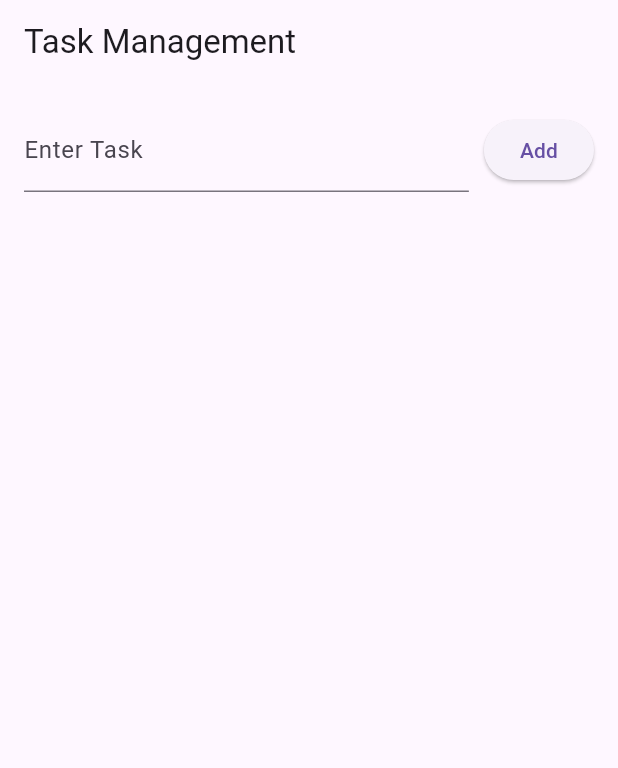
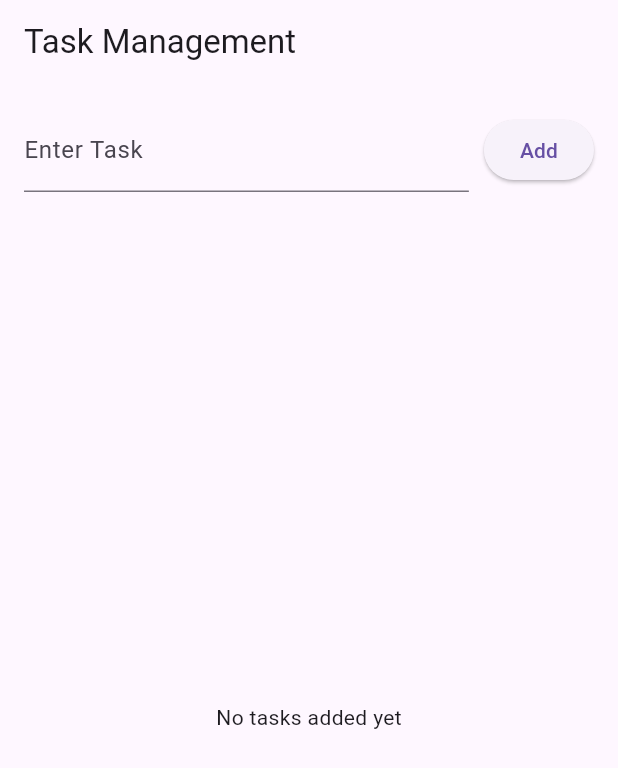
Before and after one commit to SamiAhmed007/task_management_app, a Flutter app: the screen it shows after launch, on a phone screen of 412 x 824 dp. Shown: the top 768 px of the screen. Run offline on Flutter 3.47's test engine with Material 3 defaults, Android fonts, the phone set to English and light mode, and no system bars.

Commit message:
Feature 4: Display task list using ListView.builder

```diff
--- a/lib/main.dart
+++ b/lib/main.dart
@@ -61,7 +61,19 @@ class _TaskListScreenState extends State<TaskListScreen> {
                 ),
               ],
             ),
-            // Placeholder for task list
+            SizedBox(height: 20),
+            Expanded(
+              child: _tasks.isEmpty
+                  ? Center(child: Text('No tasks added yet'))
+                  : ListView.builder(
+                      itemCount: _tasks.length,
+                      itemBuilder: (context, index) {
+                        return ListTile(
+                          title: Text(_tasks[index].name),
+                        );
+                      },
+                    ),
+            ),
           ],
         ),
       ),
```
